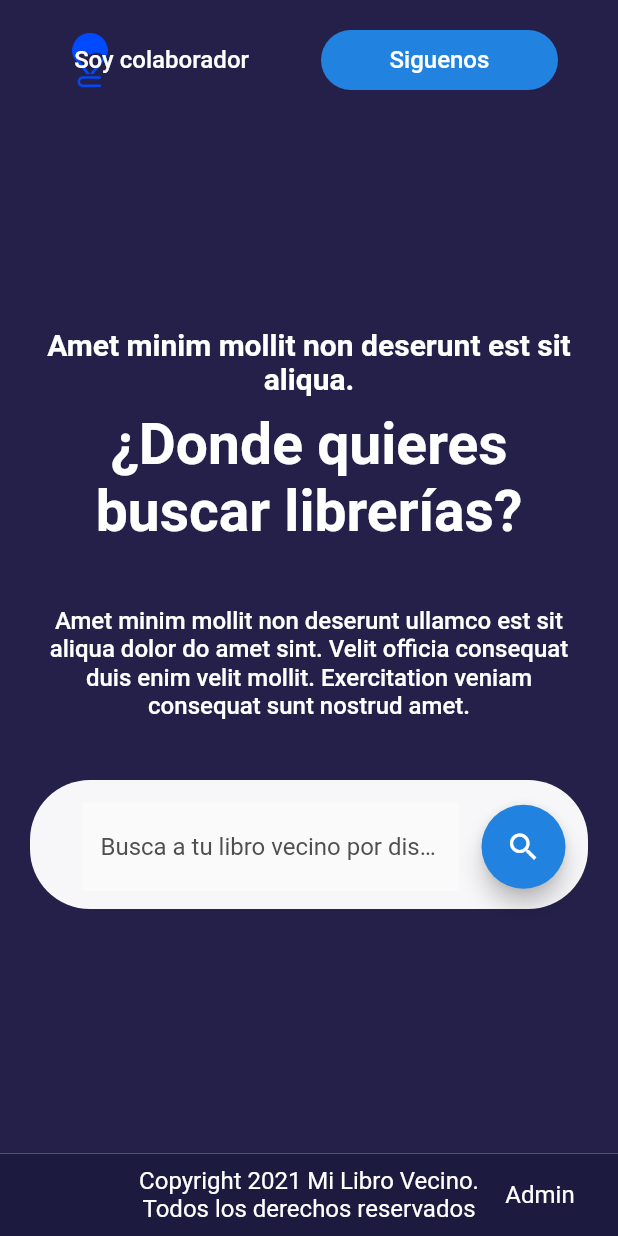
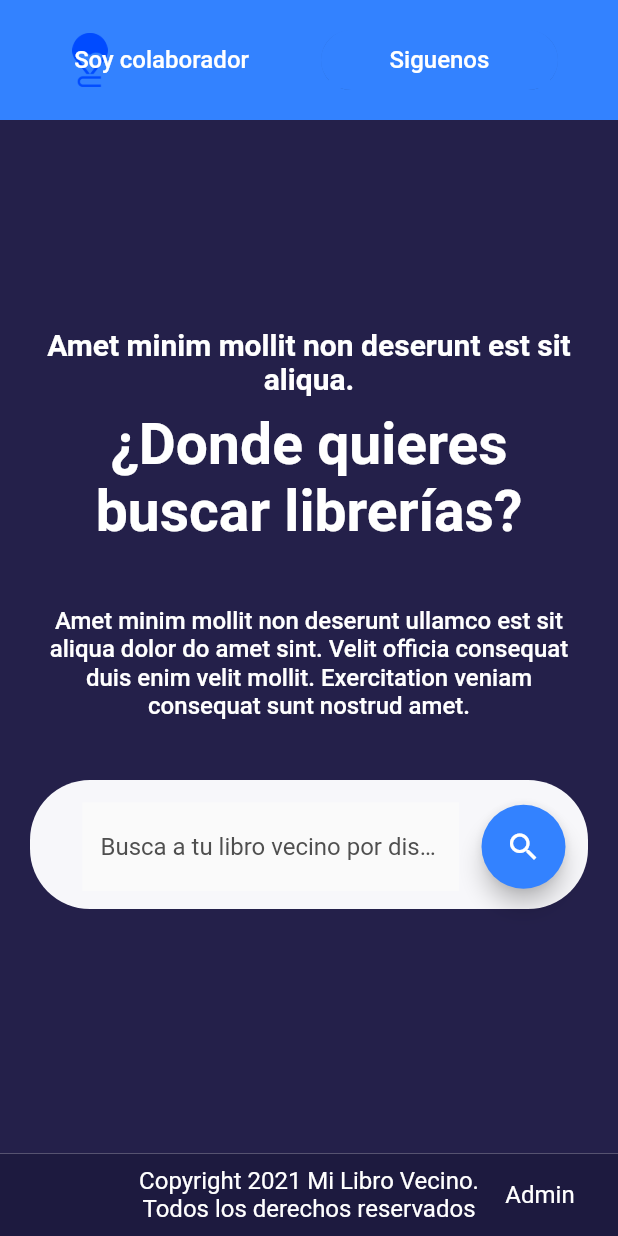
Before and after one commit to PauloniaAQP/mi_libro_vecino, a Flutter app: the screen it shows after launch, on a phone screen of 412 x 824 dp. Run offline on Flutter 3.47's test engine with Material 2 defaults, Android fonts, the phone set to English and light mode, and no system bars; our stand-ins replace bloc, equatable, flutter_bloc, flutter_map, go_router, image_picker and 2 more; generated files the repository leaves out were written again.

Commit message:
New updates for theme

```diff
--- a/lib/ui_utils/colors.dart
+++ b/lib/ui_utils/colors.dart
@@ -29,10 +29,10 @@ abstract class PColors {
   static const Color transparent = Color(0x00000000);
 
   /// Blue
-  static const Color blue = Color(0xFF2183DF);
+  static const Color blue = Color(0xFF3382FF);
 
   /// Blue Variant
-  static const Color blueVariant = Color(0xFF1282EC);
+  static const Color blueVariant = Color(0xFF4078FF);
 
   /// Red
   static const Color red = Color(0xFFE92D27);
--- a/lib/ui_utils/theme.dart
+++ b/lib/ui_utils/theme.dart
@@ -7,19 +7,21 @@ class PTheme {
     return ThemeData(
       colorScheme: _colorScheme,
       backgroundColor: PColors.whiteBackground,
-      // ! Check if this is correct
       scaffoldBackgroundColor: PColors.white,
       textTheme: _textTheme,
       elevatedButtonTheme: _elevatedButtonTheme,
       appBarTheme: _appBarTheme,
       inputDecorationTheme: _inputDecorationTheme,
+      chipTheme: _chipTheme,
+      scrollbarTheme: _scrollBarTheme,
+      buttonTheme: _buttonTheme,
     );
   }
 
   static ColorScheme get _colorScheme {
     return const ColorScheme(
-      primary: PColors.purple,
-      primaryVariant: PColors.purple,
+      primary: PColors.blue,
+      primaryVariant: PColors.blue,
       secondary: PColors.blue,
       secondaryVariant: PColors.blueVariant,
       surface: PColors.whiteBackground,
@@ -128,4 +130,37 @@ class PTheme {
       ),
     );
   }
+
+  static ChipThemeData get _chipTheme {
+    return const ChipThemeData(
+      backgroundColor: Color(0xFFEDFAFF),
+      selectedColor: PColors.blue,
+      disabledColor: PColors.gray3,
+      labelStyle: TextStyle(
+        fontSize: 14,
+        color: PColors.blue,
+        fontWeight: FontWeight.w500,
+      ),
+      brightness: Brightness.light,
+      padding: EdgeInsets.symmetric(horizontal: 16, vertical: 6),
+      secondaryLabelStyle: TextStyle(
+        fontSize: 14,
+        fontWeight: FontWeight.w500,
+      ),
+      secondarySelectedColor: PColors.blue,
+    );
+  }
+
+  static ScrollbarThemeData get _scrollBarTheme {
+    return ScrollbarThemeData(
+      thumbColor: MaterialStateProperty.all(PColors.gray3),
+      isAlwaysShown: true,
+    );
+  }
+
+  static ButtonThemeData get _buttonTheme {
+    return const ButtonThemeData(
+      alignedDropdown: true,
+    );
+  }
 }
```
